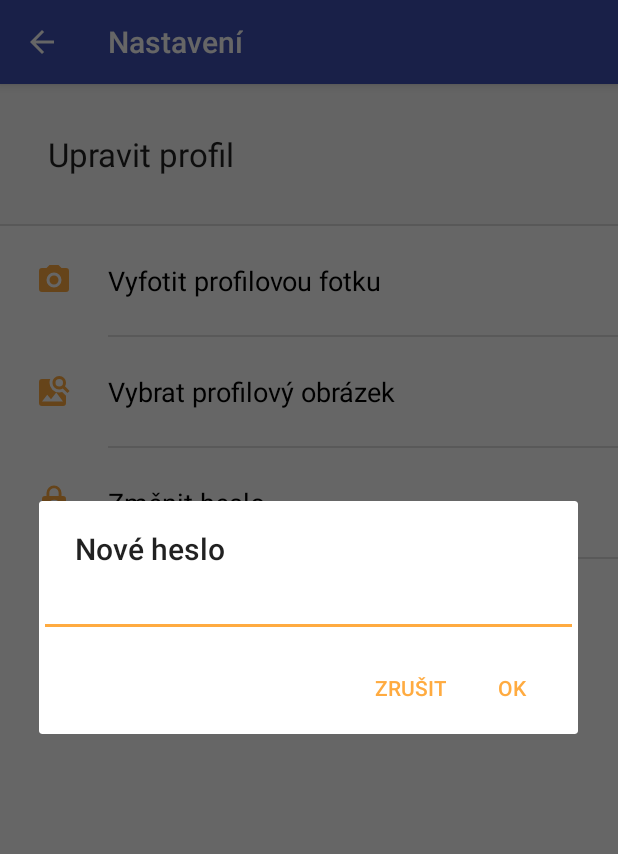
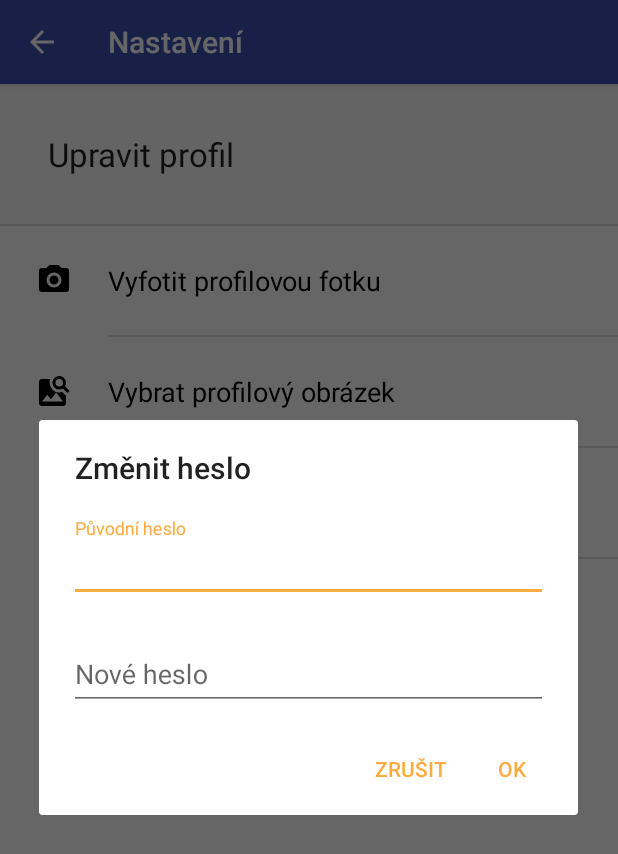
Before and after one commit to hajmajeboss/tamz2-sportmates-lite, an Android app: the ProfileSettingsActivity screen opened directly, with no data from a screen before it, after a tap on "Změnit heslo", on a phone screen of 412 x 824 dp. Shown: the top 854 px of the screen. Run offline under Robolectric (Android 15) with nearby library versions, the phone set to English and light mode, and no system bars; our stand-ins replace Firebase (no records; nobody signed in at launch, a user with empty details on screens opened directly); 1 statement that could not run was skipped.

Commit message:
fix camera error, change password dlg

```diff
--- a/build.gradle
+++ b/build.gradle
@@ -37,6 +37,7 @@ dependencies {
     androidTestImplementation 'com.android.support.test:runner:1.0.2'
     androidTestImplementation 'com.android.support.test.espresso:espresso-core:3.0.2'
     implementation 'com.android.support:cardview-v7:27.1.1'
+    implementation 'com.google.android.gms:play-services-maps:16.0.0'
 }
 
 apply plugin: 'com.google.gms.google-services'
--- a/src/main/res/drawable/camera.xml
+++ b/src/main/res/drawable/camera.xml
@@ -4,5 +4,5 @@
     android:width="24dp"
     android:viewportWidth="24"
     android:viewportHeight="24">
-    <path android:fillColor="#FFAB40" android:pathData="M4,4H7L9,2H15L17,4H20A2,2 0 0,1 22,6V18A2,2 0 0,1 20,20H4A2,2 0 0,1 2,18V6A2,2 0 0,1 4,4M12,7A5,5 0 0,0 7,12A5,5 0 0,0 12,17A5,5 0 0,0 17,12A5,5 0 0,0 12,7M12,9A3,3 0 0,1 15,12A3,3 0 0,1 12,15A3,3 0 0,1 9,12A3,3 0 0,1 12,9Z" />
+    <path android:fillColor="#000" android:pathData="M4,4H7L9,2H15L17,4H20A2,2 0 0,1 22,6V18A2,2 0 0,1 20,20H4A2,2 0 0,1 2,18V6A2,2 0 0,1 4,4M12,7A5,5 0 0,0 7,12A5,5 0 0,0 12,17A5,5 0 0,0 17,12A5,5 0 0,0 12,7M12,9A3,3 0 0,1 15,12A3,3 0 0,1 12,15A3,3 0 0,1 9,12A3,3 0 0,1 12,9Z" />
 </vector>
--- a/src/main/res/drawable/image_search.xml
+++ b/src/main/res/drawable/image_search.xml
@@ -4,5 +4,5 @@
     android:width="24dp"
     android:viewportWidth="24"
     android:viewportHeight="24">
-    <path android:fillColor="#FFAB40" android:pathData="M15.5,2C18,2 20,4 20,6.5C20,7.38 19.75,8.21 19.31,8.9L22.39,12L21,13.39L17.88,10.32C17.19,10.75 16.37,11 15.5,11C13,11 11,9 11,6.5C11,4 13,2 15.5,2M15.5,4A2.5,2.5 0 0,0 13,6.5A2.5,2.5 0 0,0 15.5,9A2.5,2.5 0 0,0 18,6.5A2.5,2.5 0 0,0 15.5,4M7.5,14.5L4,19H18L13.5,13L10,17.5L7.5,14.5M20,20A2,2 0 0,1 18,22H4A2,2 0 0,1 2,20V6A2,2 0 0,1 4,4H9.5C9.18,4.77 9,5.61 9,6.5A6.5,6.5 0 0,0 15.5,13C16.18,13 16.84,12.89 17.46,12.7L20,15.24V20Z" />
+    <path android:fillColor="#000" android:pathData="M15.5,2C18,2 20,4 20,6.5C20,7.38 19.75,8.21 19.31,8.9L22.39,12L21,13.39L17.88,10.32C17.19,10.75 16.37,11 15.5,11C13,11 11,9 11,6.5C11,4 13,2 15.5,2M15.5,4A2.5,2.5 0 0,0 13,6.5A2.5,2.5 0 0,0 15.5,9A2.5,2.5 0 0,0 18,6.5A2.5,2.5 0 0,0 15.5,4M7.5,14.5L4,19H18L13.5,13L10,17.5L7.5,14.5M20,20A2,2 0 0,1 18,22H4A2,2 0 0,1 2,20V6A2,2 0 0,1 4,4H9.5C9.18,4.77 9,5.61 9,6.5A6.5,6.5 0 0,0 15.5,13C16.18,13 16.84,12.89 17.46,12.7L20,15.24V20Z" />
 </vector>
--- a/src/main/res/drawable/lock_question.xml
+++ b/src/main/res/drawable/lock_question.xml
@@ -4,5 +4,5 @@
     android:width="24dp"
     android:viewportWidth="24"
     android:viewportHeight="24">
-    <path android:fillColor="#FFAB40" android:pathData="M12,1A5,5 0 0,0 7,6V8H6A2,2 0 0,0 4,10V20A2,2 0 0,0 6,22H18A2,2 0 0,0 20,20V10A2,2 0 0,0 18,8H17V6A5,5 0 0,0 12,1M12,2.9C13.71,2.9 15.1,4.29 15.1,6V8H8.9V6C8.9,4.29 10.29,2.9 12,2.9M12.19,10.5C13.13,10.5 13.88,10.71 14.42,11.12C14.96,11.54 15.23,12.1 15.23,12.8C15.23,13.24 15.08,13.63 14.79,14C14.5,14.36 14.12,14.64 13.66,14.85C13.4,15 13.23,15.15 13.14,15.32C13.05,15.5 13,15.72 13,16H11C11,15.5 11.1,15.16 11.29,14.92C11.5,14.68 11.84,14.4 12.36,14.08C12.62,13.94 12.83,13.76 13,13.54C13.14,13.33 13.22,13.08 13.22,12.8C13.22,12.5 13.13,12.28 12.95,12.11C12.77,11.93 12.5,11.85 12.19,11.85C11.92,11.85 11.7,11.92 11.5,12.06C11.34,12.2 11.24,12.41 11.24,12.69H9.27C9.22,12 9.5,11.4 10.05,11.04C10.59,10.68 11.3,10.5 12.19,10.5M11,17H13V19H11V17Z" />
+    <path android:fillColor="#000" android:pathData="M12,1A5,5 0 0,0 7,6V8H6A2,2 0 0,0 4,10V20A2,2 0 0,0 6,22H18A2,2 0 0,0 20,20V10A2,2 0 0,0 18,8H17V6A5,5 0 0,0 12,1M12,2.9C13.71,2.9 15.1,4.29 15.1,6V8H8.9V6C8.9,4.29 10.29,2.9 12,2.9M12.19,10.5C13.13,10.5 13.88,10.71 14.42,11.12C14.96,11.54 15.23,12.1 15.23,12.8C15.23,13.24 15.08,13.63 14.79,14C14.5,14.36 14.12,14.64 13.66,14.85C13.4,15 13.23,15.15 13.14,15.32C13.05,15.5 13,15.72 13,16H11C11,15.5 11.1,15.16 11.29,14.92C11.5,14.68 11.84,14.4 12.36,14.08C12.62,13.94 12.83,13.76 13,13.54C13.14,13.33 13.22,13.08 13.22,12.8C13.22,12.5 13.13,12.28 12.95,12.11C12.77,11.93 12.5,11.85 12.19,11.85C11.92,11.85 11.7,11.92 11.5,12.06C11.34,12.2 11.24,12.41 11.24,12.69H9.27C9.22,12 9.5,11.4 10.05,11.04C10.59,10.68 11.3,10.5 12.19,10.5M11,17H13V19H11V17Z" />
 </vector>
--- /dev/null
+++ b/src/main/res/layout/dialog_change_password.xml
@@ -0,0 +1,62 @@
+<?xml version="1.0" encoding="utf-8"?>
+<android.support.constraint.ConstraintLayout xmlns:android="http://schemas.android.com/apk/res/android"
+    xmlns:app="http://schemas.android.com/apk/res-auto"
+    xmlns:tools="http://schemas.android.com/tools"
+    android:layout_width="match_parent"
+    android:layout_height="wrap_content">
+
+    <ProgressBar
+        android:id="@+id/passwordChangeProgressBar"
+        style="?android:attr/progressBarStyle"
+        android:layout_width="60dp"
+        android:layout_height="62dp"
+        android:layout_marginStart="8dp"
+        android:layout_marginTop="8dp"
+        android:layout_marginEnd="8dp"
+        android:layout_marginBottom="8dp"
+        android:visibility="invisible"
+        app:layout_constraintBottom_toBottomOf="@+id/textInputLayout11"
+        app:layout_constraintEnd_toEndOf="parent"
+        app:layout_constraintStart_toStartOf="parent"
+        app:layout_constraintTop_toTopOf="parent" />
+
+    <android.support.design.widget.TextInputLayout
+        android:id="@+id/textInputLayout10"
+        android:layout_width="0dp"
+        android:layout_height="wrap_content"
+        android:layout_marginStart="20dp"
+        android:layout_marginTop="20dp"
+        android:layout_marginEnd="20dp"
+        app:layout_constraintEnd_toEndOf="parent"
+        app:layout_constraintStart_toStartOf="parent"
+        app:layout_constraintTop_toTopOf="parent">
+
+        <android.support.design.widget.TextInputEditText
+            android:id="@+id/oldPass"
+            android:layout_width="match_parent"
+            android:layout_height="wrap_content"
+            android:hint="Původní heslo"
+            android:password="true" />
+    </android.support.design.widget.TextInputLayout>
+
+    <android.support.design.widget.TextInputLayout
+        android:id="@+id/textInputLayout11"
+        android:layout_width="0dp"
+        android:layout_height="wrap_content"
+        android:layout_marginStart="20dp"
+        android:layout_marginTop="16dp"
+        android:layout_marginEnd="20dp"
+        android:layout_marginBottom="8dp"
+        app:layout_constraintBottom_toBottomOf="parent"
+        app:layout_constraintEnd_toEndOf="parent"
+        app:layout_constraintStart_toStartOf="parent"
+        app:layout_constraintTop_toBottomOf="@+id/textInputLayout10">
+
+        <android.support.design.widget.TextInputEditText
+            android:id="@+id/newPass"
+            android:layout_width="match_parent"
+            android:layout_height="wrap_content"
+            android:hint="Nové heslo"
+            android:password="true" />
+    </android.support.design.widget.TextInputLayout>
+</android.support.constraint.ConstraintLayout>
--- /dev/null
+++ b/src/main/res/xml/provider_paths.xml
@@ -0,0 +1,4 @@
+<?xml version="1.0" encoding="utf-8"?>
+<paths xmlns:android="http://schemas.android.com/apk/res/android">
+    <external-path name="external_files" path="."/>
+</paths>
```
Also changed, not shown: src/main/AndroidManifest.xml (+10 -0 lines), src/main/java/cz/greapp/sportmateslite/ProfileSettingsActivity.java (+99 -17 lines), 1 other file.
